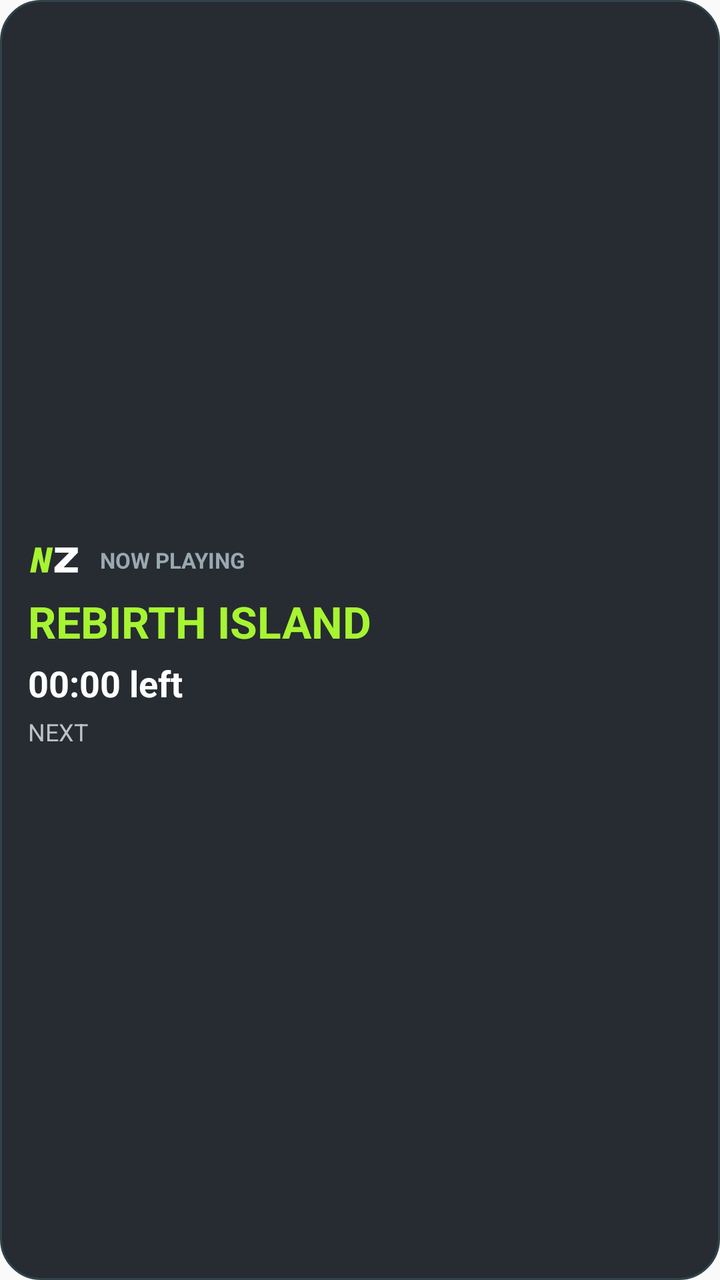
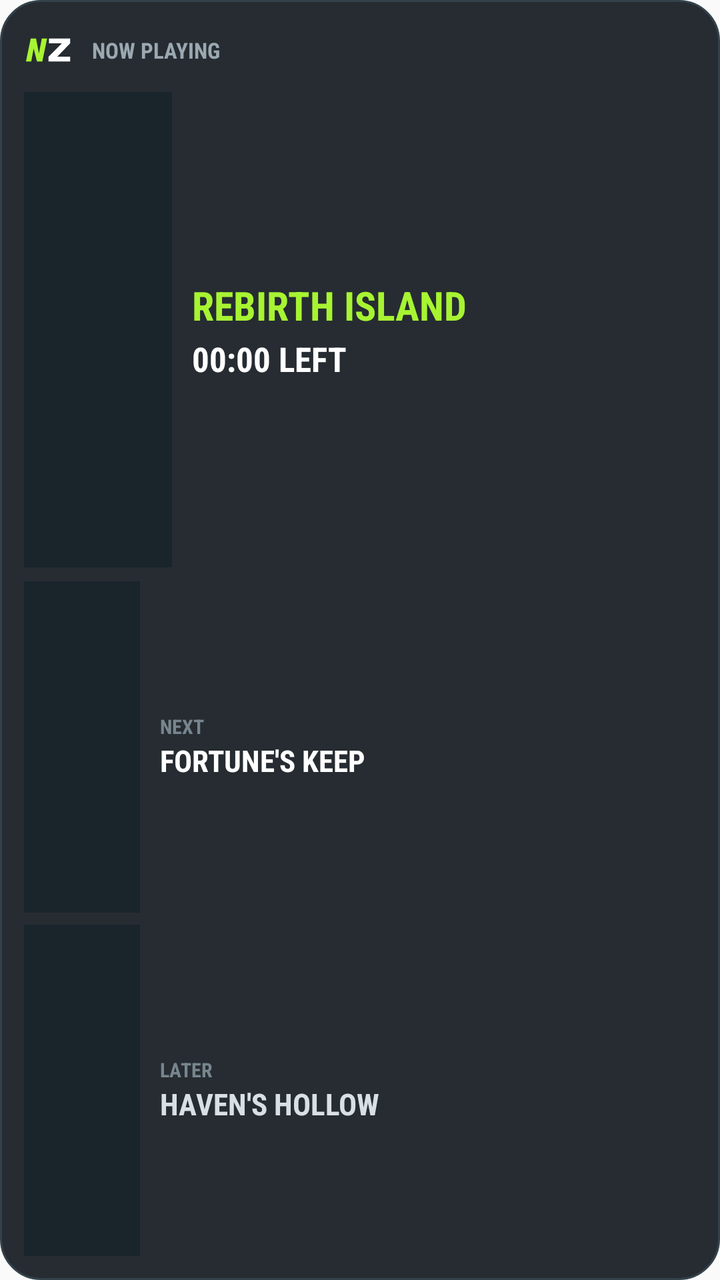

Two renders of the same Android screen: before a commit and after it. Below are the layout's source before the change and the commit's diff.
<!-- AndroidManifest.xml: application theme android:Theme.Material.Light.NoActionBar -->
<!-- res/layout/widget_rebirth.xml -->
<?xml version="1.0" encoding="utf-8"?>
<LinearLayout xmlns:android="http://schemas.android.com/apk/res/android"
    android:id="@+id/widget_root" android:layout_width="match_parent"
    android:layout_height="match_parent" android:orientation="vertical"
    android:gravity="center_vertical" android:padding="14dp"
    android:background="@drawable/widget_background">
    <LinearLayout
        android:layout_width="match_parent"
        android:layout_height="wrap_content"
        android:orientation="horizontal"
        android:gravity="center_vertical">
        <ImageView
            android:layout_width="28dp"
            android:layout_height="28dp"
            android:src="@drawable/ic_launcher_foreground"
            android:contentDescription="WZ" />
        <TextView android:layout_width="wrap_content" android:layout_height="wrap_content"
        android:layout_marginStart="8dp"
        android:text="NOW PLAYING" android:textColor="#9AA8B1"
        android:textStyle="bold" android:textSize="11sp" />
    </LinearLayout>
    <TextView android:id="@+id/widget_map" android:layout_width="match_parent"
        android:layout_height="wrap_content" android:layout_marginTop="2dp"
        android:text="REBIRTH ISLAND" android:textColor="#A7F432"
        android:textStyle="bold" android:textSize="22sp" android:maxLines="1" />
    <Chronometer android:id="@+id/widget_countdown" android:layout_width="wrap_content"
        android:layout_height="wrap_content" android:layout_marginTop="4dp"
        android:textColor="#FFFFFF" android:textStyle="bold" android:textSize="18sp"
        android:format="%s left" />
    <TextView android:id="@+id/widget_next" android:layout_width="match_parent"
        android:layout_height="wrap_content" android:layout_marginTop="4dp"
        android:text="NEXT" android:textColor="#B9C3C9" android:textSize="12sp"
        android:maxLines="1" />
</LinearLayout>
<!-- resources referenced by this layout -->
<resources>
  <!-- drawable ic_launcher_foreground (drawable) -->
  <?xml version="1.0" encoding="utf-8"?>
  <vector xmlns:android="http://schemas.android.com/apk/res/android"
      android:width="108dp"
      android:height="108dp"
      android:viewportWidth="108"
      android:viewportHeight="108">
      <path
          android:fillColor="#A7F432"
          android:pathData="M14,30 L25,30 L31,61 L37,30 L48,30 L38,78 L27,78 L20,51 L15,78 L4,78 Z"/>
      <path
          android:fillColor="#FFFFFF"
          android:pathData="M52,30 L96,30 L96,40 L69,68 L96,68 L96,78 L51,78 L51,68 L79,40 L52,40 Z"/>
  </vector>
  <!-- drawable widget_background (drawable) -->
  <?xml version="1.0" encoding="utf-8"?>
  <shape xmlns:android="http://schemas.android.com/apk/res/android" android:shape="rectangle">
      <solid android:color="#E610171C" />
      <corners android:radius="20dp" />
      <stroke android:width="1dp" android:color="#33424A" />
  </shape>
</resources>

<!-- the commit's change to res/layout/widget_rebirth.xml (unified diff, before → after) -->
@@ -1,34 +1,172 @@
 <?xml version="1.0" encoding="utf-8"?>
 <LinearLayout xmlns:android="http://schemas.android.com/apk/res/android"
-    android:id="@+id/widget_root" android:layout_width="match_parent"
-    android:layout_height="match_parent" android:orientation="vertical"
-    android:gravity="center_vertical" android:padding="14dp"
+    android:id="@+id/widget_root"
+    android:layout_width="match_parent"
+    android:layout_height="match_parent"
+    android:orientation="vertical"
+    android:padding="12dp"
     android:background="@drawable/widget_background">
+
     <LinearLayout
         android:layout_width="match_parent"
         android:layout_height="wrap_content"
-        android:orientation="horizontal"
-        android:gravity="center_vertical">
+        android:gravity="center_vertical"
+        android:orientation="horizontal">
+
         <ImageView
-            android:layout_width="28dp"
-            android:layout_height="28dp"
+            android:layout_width="26dp"
+            android:layout_height="26dp"
             android:src="@drawable/ic_launcher_foreground"
             android:contentDescription="WZ" />
-        <TextView android:layout_width="wrap_content" android:layout_height="wrap_content"
-        android:layout_marginStart="8dp"
-        android:text="NOW PLAYING" android:textColor="#9AA8B1"
-        android:textStyle="bold" android:textSize="11sp" />
+
+        <TextView
+            android:layout_width="wrap_content"
+            android:layout_height="wrap_content"
+            android:layout_marginStart="8dp"
+            android:text="NOW PLAYING"
+            android:textColor="#9AA8B1"
+            android:textSize="11sp"
+            android:textStyle="bold"
+            android:fontFamily="sans-serif-condensed" />
     </LinearLayout>
-    <TextView android:id="@+id/widget_map" android:layout_width="match_parent"
-        android:layout_height="wrap_content" android:layout_marginTop="2dp"
-        android:text="REBIRTH ISLAND" android:textColor="#A7F432"
-        android:textStyle="bold" android:textSize="22sp" android:maxLines="1" />
-    <Chronometer android:id="@+id/widget_countdown" android:layout_width="wrap_content"
-        android:layout_height="wrap_content" android:layout_marginTop="4dp"
-        android:textColor="#FFFFFF" android:textStyle="bold" android:textSize="18sp"
-        android:format="%s left" />
-    <TextView android:id="@+id/widget_next" android:layout_width="match_parent"
-        android:layout_height="wrap_content" android:layout_marginTop="4dp"
-        android:text="NEXT" android:textColor="#B9C3C9" android:textSize="12sp"
-        android:maxLines="1" />
+
+    <LinearLayout
+        android:layout_width="match_parent"
+        android:layout_height="0dp"
+        android:layout_weight="1.15"
+        android:layout_marginTop="8dp"
+        android:gravity="center_vertical"
+        android:orientation="horizontal">
+
+        <ImageView
+            android:id="@+id/map_current_image"
+            android:layout_width="74dp"
+            android:layout_height="match_parent"
+            android:scaleType="centerCrop"
+            android:background="#1A242B"
+            android:contentDescription="Current map" />
+
+        <LinearLayout
+            android:layout_width="0dp"
+            android:layout_height="match_parent"
+            android:layout_weight="1"
+            android:orientation="vertical"
+            android:gravity="center_vertical"
+            android:paddingStart="10dp">
+
+            <TextView
+                android:id="@+id/widget_map"
+                android:layout_width="match_parent"
+                android:layout_height="wrap_content"
+                android:text="REBIRTH ISLAND"
+                android:textColor="#A7F432"
+                android:textSize="20sp"
+                android:textStyle="bold"
+                android:fontFamily="sans-serif-condensed"
+                android:maxLines="1" />
+
+            <Chronometer
+                android:id="@+id/widget_countdown"
+                android:layout_width="wrap_content"
+                android:layout_height="wrap_content"
+                android:layout_marginTop="2dp"
+                android:textColor="#FFFFFF"
+                android:textSize="17sp"
+                android:textStyle="bold"
+                android:fontFamily="sans-serif-condensed"
+                android:format="%s LEFT" />
+        </LinearLayout>
+    </LinearLayout>
+
+    <LinearLayout
+        android:layout_width="match_parent"
+        android:layout_height="0dp"
+        android:layout_weight="0.8"
+        android:layout_marginTop="7dp"
+        android:gravity="center_vertical"
+        android:orientation="horizontal">
+
+        <ImageView
+            android:id="@+id/map_next_image"
+            android:layout_width="58dp"
+            android:layout_height="match_parent"
+            android:scaleType="centerCrop"
+            android:background="#1A242B"
+            android:contentDescription="Next map" />
+
+        <LinearLayout
+            android:layout_width="0dp"
+            android:layout_height="match_parent"
+            android:layout_weight="1"
+            android:gravity="center_vertical"
+            android:orientation="vertical"
+            android:paddingStart="10dp">
+
+            <TextView
+                android:layout_width="wrap_content"
+                android:layout_height="wrap_content"
+                android:text="NEXT"
+                android:textColor="#77858E"
+                android:textSize="10sp"
+                android:textStyle="bold"
+                android:fontFamily="sans-serif-condensed" />
+
+            <TextView
+                android:id="@+id/widget_next"
+                android:layout_width="match_parent"
+                android:layout_height="wrap_content"
+                android:text="FORTUNE'S KEEP"
+                android:textColor="#FFFFFF"
+                android:textSize="15sp"
+                android:textStyle="bold"
+                android:fontFamily="sans-serif-condensed"
+                android:maxLines="1" />
+        </LinearLayout>
+    </LinearLayout>
+
+    <LinearLayout
+        android:layout_width="match_parent"
+        android:layout_height="0dp"
+        android:layout_weight="0.8"
+        android:layout_marginTop="6dp"
+        android:gravity="center_vertical"
+        android:orientation="horizontal">
+
+        <ImageView
+            android:id="@+id/map_later_image"
+            android:layout_width="58dp"
+            android:layout_height="match_parent"
+            android:scaleType="centerCrop"
+            android:background="#1A242B"
+            android:contentDescription="Later map" />
+
+        <LinearLayout
+            android:layout_width="0dp"
+            android:layout_height="match_parent"
+            android:layout_weight="1"
+            android:gravity="center_vertical"
+            android:orientation="vertical"
+            android:paddingStart="10dp">
+
+            <TextView
+                android:layout_width="wrap_content"
+                android:layout_height="wrap_content"
+                android:text="LATER"
+                android:textColor="#77858E"
+                android:textSize="10sp"
+                android:textStyle="bold"
+                android:fontFamily="sans-serif-condensed" />
+
+            <TextView
+                android:id="@+id/widget_later"
+                android:layout_width="match_parent"
+                android:layout_height="wrap_content"
+                android:text="HAVEN'S HOLLOW"
+                android:textColor="#D8E0E5"
+                android:textSize="15sp"
+                android:textStyle="bold"
+                android:fontFamily="sans-serif-condensed"
+                android:maxLines="1" />
+        </LinearLayout>
+    </LinearLayout>
 </LinearLayout>
